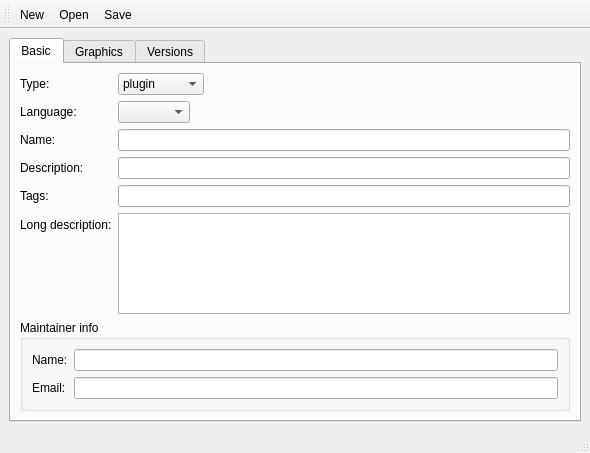
0xd34df00d/lcpackgen, file src/mainwindow.ui: the form before one commit.
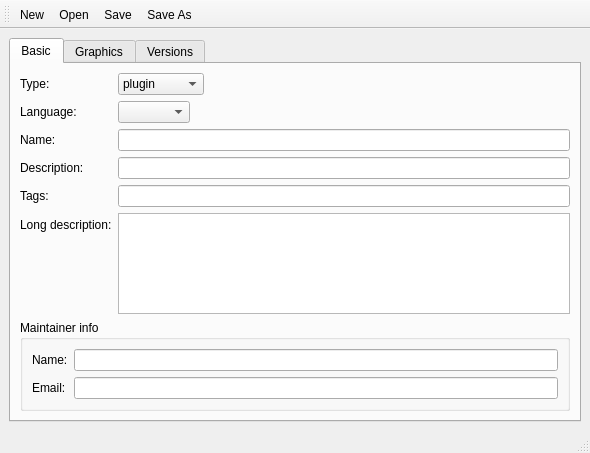
The form after the commit.

Commit message: "Save as" action.

Patch:
```diff
--- a/src/mainwindow.ui
+++ b/src/mainwindow.ui
@@ -363,6 +363,7 @@
    <addaction name="ActionNew_"/>
    <addaction name="ActionLoad_"/>
    <addaction name="ActionSave_"/>
+   <addaction name="ActionSaveAs_"/>
   </widget>
   <action name="ActionLoad_">
    <property name="text">
@@ -383,6 +384,14 @@
     <string>Ctrl+S</string>
    </property>
   </action>
+  <action name="ActionSaveAs_">
+   <property name="text">
+    <string>Save As...</string>
+   </property>
+   <property name="shortcut">
+    <string>Ctrl+Shift+S</string>
+   </property>
+  </action>
   <action name="ActionNew_">
    <property name="text">
     <string>New</string>
```
The commit also changes 2 other files.
